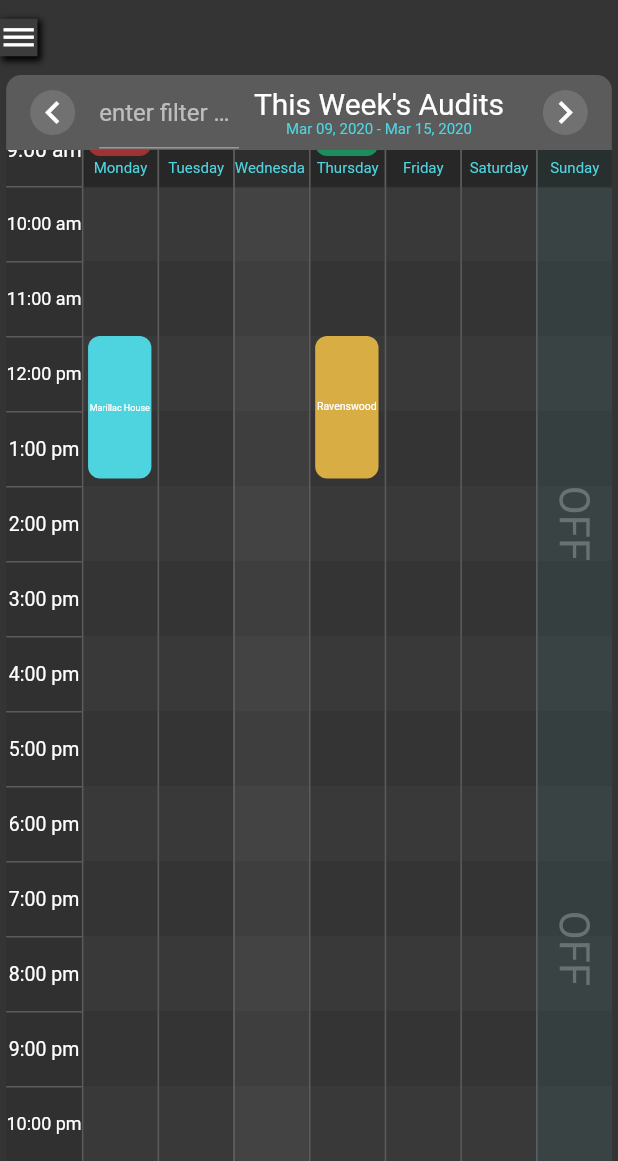
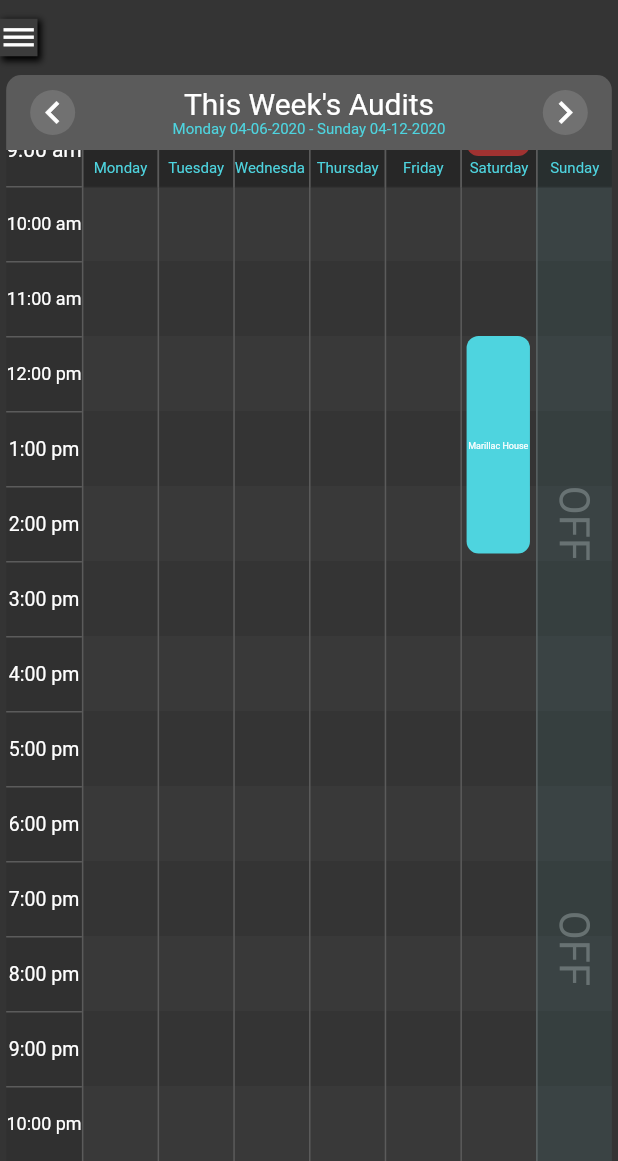
Before and after one commit to wterrill/gcfdLayout, a Flutter app: the SchedulingPage screen opened by its route, scrolled down 226 dp, after a tap on the "keyboard arrow left" icon, on a phone screen of 412 x 824 dp, the part 75-1236 px from its top. Run offline on Flutter 3.47's test engine with Material 2 defaults, Android fonts, the phone set to English and light mode, and no system bars; drawn by our look-alikes of auto_size_text; our stand-ins replace rxdart; Roboto replaces fonts that are missing (Georgia).

Commit message:
Got raw data to Events working and dates can be changes.  Had to take out the search function...not sure if I'll put it back in

```diff
--- /dev/null
+++ b/lib/Definitions/siteColorLookup.dart
@@ -0,0 +1,28 @@
+import 'package:flutter/material.dart';
+import 'colorDefs.dart';
+
+Color siteColorLookup(String site) {
+  Color endColor;
+  switch (site) {
+    case ("Audit 1"):
+      endColor = ColorDefs.colorAudit1;
+      break;
+
+    case ("Audit 2"):
+      endColor = ColorDefs.colorAudit2;
+      break;
+
+    case ("Audit 3"):
+      endColor = ColorDefs.colorAudit3;
+      break;
+
+    case ("Audit 4"):
+      endColor = ColorDefs.colorAudit4;
+      break;
+
+    case ("Audit 5"):
+      endColor = ColorDefs.colorAudit5;
+      break;
+  }
+  return endColor;
+}
--- a/lib/Providers/CalendarData.dart
+++ b/lib/Providers/CalendarData.dart
@@ -1,6 +1,7 @@
 import 'package:flutter/material.dart';
 import 'package:gcfdlayout2/definitions/Event.dart';
-import 'package:gcfdlayout2/definitions/colorDefs.dart';
+// import 'package:gcfdlayout2/definitions/colorDefs.dart';
+import 'package:gcfdlayout2/definitions/siteColorLookup.dart';
 import 'package:gcfdlayout2/utilities/HourStringInt.dart';
 import 'package:intl/intl.dart';
 
@@ -45,6 +46,7 @@ List<List<Map<String, String>>> masterDayEvents = [
 ];
 
 class CalendarData with ChangeNotifier {
+  int todayOverlaySpot;
   List<String> days = [];
   List<String> hours = [];
   List<List<Event>> dayEvents = [];
@@ -79,9 +81,13 @@ class CalendarData with ChangeNotifier {
       "10:00 pm",
     ];
 
+    days = generateInitialWeek();
+    print("days:$days");
+
     dayEvents = updateAppointments();
+    print("dayEvents:$dayEvents");
 
-    days = generateInitialWeek();
+    updateTodayOverlay();
 
     initialized = true;
     print(dayEvents);
@@ -134,7 +140,9 @@ class CalendarData with ChangeNotifier {
     List<String> newDaysArray = createWeekFromDate(differentMonday);
     print(newDaysArray);
     days = newDaysArray;
-    updateAppointments();
+    dayEvents = updateAppointments();
+    print('changeWeek dayEvents:$dayEvents');
+    updateTodayOverlay();
     notifyListeners();
   }
 
@@ -148,63 +156,119 @@ class CalendarData with ChangeNotifier {
     return result;
   }
 
+  void updateTodayOverlay() {
+    // This places the white rectangle on the correct day column
+    todayOverlaySpot = -1;
+    String todayFormatted =
+        DateFormat('EEEE MM-dd-yyyy').format(DateTime.now());
+    print('todayFormatted: $todayFormatted');
+    for (var i = 0; i < days.length; i++) {
+      if (days[i] == todayFormatted) todayOverlaySpot = i + 1;
+    }
+    print('todayOverlaySpot: $todayOverlaySpot');
+  }
+
   List<List<Event>> updateAppointments() {
-    var beer = [
-      [
-        Event(
-            earliestTime: TimeOfDay(
-                hour: HourStringInt(hours[0]).hour,
-                minute: HourStringInt(hours[0]).minute),
-            startTime: DateTime.parse('2020-04-11 08:00:00.000'),
-            duration: Duration(hours: 1, minutes: 30),
-            message: "Manna",
-            siteName: "Manna",
-            color: ColorDefs.colorAudit1,
-            auditType: "Audit 1",
-            rowHeight: rowHeight),
-        Event(
-            earliestTime: TimeOfDay(
-                hour: HourStringInt(hours[0]).hour,
-                minute: HourStringInt(hours[0]).minute),
-            startTime: DateTime.parse('2020-04-11 12:00:00.000'),
-            duration: Duration(hours: 1, minutes: 45),
-            message: "Marillac House",
-            siteName: "Marillac House",
-            color: ColorDefs.colorAudit2,
-            auditType: "Audit 2",
-            rowHeight: rowHeight)
-      ],
-     <Event>[],
-      <Event>[],
-      [
-        Event(
-            earliestTime: TimeOfDay(
-                hour: HourStringInt(hours[0]).hour,
-                minute: HourStringInt(hours[0]).minute),
-            startTime: DateTime.parse('2020-04-14 08:00:00.000'),
-            duration: Duration(hours: 1, minutes: 30),
-            message: "Irving Park",
-            siteName: "Irving Park",
-            color: ColorDefs.colorAudit3,
-            auditType: "Audit 3",
-            rowHeight: rowHeight),
-        Event(
-            earliestTime: TimeOfDay(
-                hour: HourStringInt(hours[0]).hour,
-                minute: HourStringInt(hours[0]).minute),
-            startTime: DateTime.parse('2020-04-14 12:00:00.000'),
-            duration: Duration(hours: 1, minutes: 45),
-            message: "Ravenswood",
-            siteName: "Ravenswood",
-            auditType: "Audit 4",
-            color: ColorDefs.colorAudit4,
-            rowHeight: rowHeight)
-      ],
-      <Event>[],
-      <Event>[],
-      <Event>[],
-    ];
+    List<List<Event>> thisWeeksEvents = [];
 
-    return beer;
+    for (String dayDate in days) {
+      print('dayDate:$dayDate');
+
+      String day = dayDate.split(" ")[1];
+      print('day:$day');
+
+      List<Map<String, String>> daysRawMatch = masterDayEvents
+          .firstWhere((element) => element[0]['date'] == day, orElse: () => []);
+      print('daysRawMatch:$daysRawMatch');
+
+      List<Event> daysEventMatch = convertRawToEvents(daysRawMatch);
+      print('daysEventMatch:$daysEventMatch');
+
+      if (daysEventMatch.isNotEmpty)
+        thisWeeksEvents.add(daysEventMatch);
+      else
+        thisWeeksEvents.add([]);
+    }
+    return thisWeeksEvents;
+  }
+
+  // var beer = [
+  //   [
+  //     Event(
+  //         earliestTime: TimeOfDay(
+  //             hour: HourStringInt(hours[0]).hour,
+  //             minute: HourStringInt(hours[0]).minute),
+  //         startTime: DateTime.parse('2020-04-11 08:00:00.000'),
+  //         duration: Duration(hours: 1, minutes: 30),
+  //         message: "Manna",
+  //         siteName: "Manna",
+  //         color: ColorDefs.colorAudit1,
+  //         auditType: "Audit 1",
+  //         rowHeight: rowHeight),
+  //     Event(
+  //         earliestTime: TimeOfDay(
+  //             hour: HourStringInt(hours[0]).hour,
+  //             minute: HourStringInt(hours[0]).minute),
+  //         startTime: DateTime.parse('2020-04-11 12:00:00.000'),
+  //         duration: Duration(hours: 1, minutes: 45),
+  //         message: "Marillac House",
+  //         siteName: "Marillac House",
+  //         color: ColorDefs.colorAudit2,
+  //         auditType: "Audit 2",
+  //         rowHeight: rowHeight)
+  //   ],
+  //   <Event>[],
+  //   <Event>[],
+  //   [
+  //     Event(
+  //         earliestTime: TimeOfDay(
+  //             hour: HourStringInt(hours[0]).hour,
+  //             minute: HourStringInt(hours[0]).minute),
+  //         startTime: DateTime.parse('2020-04-14 08:00:00.000'),
+  //         duration: Duration(hours: 1, minutes: 30),
+  //         message: "Irving Park",
+  //         siteName: "Irving Park",
+  //         color: ColorDefs.colorAudit3,
+  //         auditType: "Audit 3",
+  //         rowHeight: rowHeight),
+  //     Event(
+  //         earliestTime: TimeOfDay(
+  //             hour: HourStringInt(hours[0]).hour,
+  //             minute: HourStringInt(hours[0]).minute),
+  //         startTime: DateTime.parse('2020-04-14 12:00:00.000'),
+  //         duration: Duration(hours: 1, minutes: 45),
+  //         message: "Ravenswood",
+  //         siteName: "Ravenswood",
+  //         auditType: "Audit 4",
+  //         color: ColorDefs.colorAudit4,
+  //         rowHeight: rowHeight)
+  //   ],
+  //   <Event>[],
+  //   <Event>[],
+  //   <Event>[],
+  // ];
+
+  List<Event> convertRawToEvents(List<Map<String, String>> daysRawMatch) {
+    List<Event> daysEvents = [];
+    for (Map<String, String> appointment in daysRawMatch) {
+      print('appointment:$appointment');
+      Event event = Event(
+        earliestTime: TimeOfDay(
+            hour: HourStringInt(hours[0]).hour,
+            minute: HourStringInt(hours[0]).minute),
+        startTime: DateTime.parse(appointment['startTime']),
+        duration: DateTime.parse(appointment['endTime'])
+            .difference(DateTime.parse(appointment['startTime'])),
+        message: appointment['message'],
+        siteName: appointment['siteName'],
+        auditType: appointment['auditType'],
+        color: siteColorLookup(appointment['auditType']),
+        rowHeight: rowHeight,
+      );
+      print('event:$event');
+      daysEvents.add(event);
+    }
+    print('daysEvents:$daysEvents');
+    return daysEvents;
   }
 }
--- a/lib/buildTime/flutterDate.dart
+++ b/lib/buildTime/flutterDate.dart
@@ -1 +1 @@
-const String buildDate  = "Tue Apr 14 11:31:45 CDT 2020";
+const String buildDate  = "Wed Apr 15 01:46:11 CDT 2020";
--- a/lib/main.dart
+++ b/lib/main.dart
@@ -9,6 +9,7 @@ import 'package:gcfdlayout2/providers/LayoutData.dart';
 // import 'package:flutter/scheduler.dart' show timeDilation;
 
 void main() {
+  WidgetsFlutterBinding.ensureInitialized();
   runApp(
     MultiProvider(
       providers: [
--- a/lib/pages/SchedulingPage/CalendarHeader.dart
+++ b/lib/pages/SchedulingPage/CalendarHeader.dart
@@ -17,6 +17,7 @@ class CalendarHeader extends StatefulWidget {
 class _CalendarHeaderState extends State<CalendarHeader> {
   @override
   Widget build(BuildContext context) {
+    var days = Provider.of<CalendarData>(context).days;
     return Container(
       decoration: BoxDecoration(
           color: ColorDefs.colorCalendarHeader,
@@ -48,15 +49,15 @@ class _CalendarHeaderState extends State<CalendarHeader> {
               ),
             ),
           ),
-          Expanded(
-            flex: 1,
-            child: TextField(
-              decoration: InputDecoration(
-                hintText: 'enter filter query - type "ora" for example',
-              ),
-              onChanged: widget.controller.add,
-            ),
-          ),
+          // Expanded(
+          //   flex: 1,
+          //   child: TextField(
+          //     decoration: InputDecoration(
+          //       hintText: 'enter filter query - type "ora" for example',
+          //     ),
+          //     onChanged: widget.controller.add,
+          //   ),
+          // ),
           Expanded(
             flex: 2,
             child: Column(
@@ -69,7 +70,7 @@ class _CalendarHeaderState extends State<CalendarHeader> {
                   minFontSize: 10,
                   style: ColorDefs.textBodyWhite20,
                 ),
-                Text("Mar 09, 2020 - Mar 15, 2020",
+                Text("${days[0]} - ${days[days.length - 1]}",
                     style: ColorDefs.textDayHeadings),
               ],
             ),
--- a/lib/pages/SchedulingPage/SchedulingPage.dart
+++ b/lib/pages/SchedulingPage/SchedulingPage.dart
@@ -13,15 +13,18 @@ import 'package:auto_size_text/auto_size_text.dart';
 import 'package:gcfdlayout2/providers/CalendarData.dart';
 import 'package:gcfdlayout2/providers/LayoutData.dart';
 import 'package:rxdart/rxdart.dart';
+import 'dart:developer';
 
 class SchedulingPage extends StatelessWidget {
   // final controller = StreamController<String>();
 
   final controller = BehaviorSubject<String>();
+  // final controller2 = BehaviorSubject<List<List<Event>>();
 
   @override
   Widget build(BuildContext context) {
     var mediaWidth = Provider.of<LayoutData>(context).mediaArea.width;
+    List<List<Event>> dayEvents = Provider.of<CalendarData>(context).dayEvents;
     // var mediaHeight = Provider.of<LayoutData>(context).mediaArea.height;
     return Scaffold(
       body: Stack(
@@ -140,10 +143,18 @@ class _filterGridWidgetState extends State<filterGridWidget> {
     var timeAutoGroup = AutoSizeGroup();
     List<String> hours = Provider.of<CalendarData>(context).hours;
     List<List<Event>> dayEvents = Provider.of<CalendarData>(context).dayEvents;
+    // widget.controller.add(dayEvents);
+    print("@@@@@@@@@@@@@@@@@@@@@@@@@@@@@@@@@@@@@@@@@@@@@");
+    print(dayEvents);
+    print("@@@@@@@@@@@@@@@@@@@@@@@@@@@@@@@@@@@@@@@@@@@@@");
+
     return StreamBuilder<List<List<Event>>>(
         stream: widget.controller.stream.map(_filter),
-        initialData: dayEvents,
+//        initialData: Provider.of<CalendarData>(context).dayEvents,
         builder: (context, snapshot) {
+          print("&&&&&&&&&&&&&&&&&&&&&&&&&&&&&&&&&&&");
+          print(snapshot);
+          print("&&&&&&&&&&&&&&&&&&&&&&&&&&&&&&&&&&&");
           return Row(
             children: List.generate(8, (col) {
               if (col == 0) {
@@ -173,8 +184,9 @@ class _filterGridWidgetState extends State<filterGridWidget> {
                   ),
                 );
               }
-
-              var events = snapshot.data[col - 1].map(
+              var beer = Provider.of<CalendarData>(context).dayEvents;
+//              var events = snapshot.data[col - 1].map(
+              var events = beer[col - 1].map(
                 (Event e) => Positioned(
                   top: e.yTop,
                   height: e.yHeight,
@@ -263,7 +275,9 @@ class _filterGridWidgetState extends State<filterGridWidget> {
                     ),
                     // add day's events
                     (col == 7) ? offOverlay : Container(),
-                    (col == 3) ? todayOverlay : Container(),
+                    (col == Provider.of<CalendarData>(context).todayOverlaySpot)
+                        ? todayOverlay
+                        : Container(),
                     ...events,
 
                     // ...todayOverlay
--- a/lib/pages/SchedulingPage/TopDrawer.dart
+++ b/lib/pages/SchedulingPage/TopDrawer.dart
@@ -6,48 +6,6 @@ class TopDrawer extends StatefulWidget {
 
   @override
   _TopDrawerState createState() => _TopDrawerState();
-}
-
-class TopDrawerMenu {
-  final String text;
-  final double height;
-  final bool haveIcon;
-  final Color color;
-  final TextStyle style;
-  final IconData icon;
-  TopDrawerMenu(
-      {@required this.text,
-      @required this.haveIcon,
-      @required this.color,
-      this.icon,
-      @required this.height,
-      @required this.style});
-
-  Widget makeDrawer() {
-    Widget finalWidget;
-    if (haveIcon) {
-      finalWidget = Container(
-          height: height,
-          width: double.infinity,
-          color: color,
-          child: Center(child: Text(text, style: style)));
-    } else {
-      finalWidget = Container(
-        height: height,
-        width: double.infinity,
-        color: color,
-        child: Row(
-          mainAxisAlignment: MainAxisAlignment.spaceAround,
-          children: <Widget>[
-            Icon(icon, color: ColorDefs.colorAudit2),
-            Center(child: Text(text, style: style)),
-            // Icon(Icons.sync, color: ColorDefs.colorTopDrawerBackground),
-          ],
-        ),
-      );
-    }
-    return finalWidget;
-  }
 }
 
 class _TopDrawerState extends State<TopDrawer>
@@ -78,58 +36,6 @@ class _TopDrawerState extends State<TopDrawer>
 
   @override
   Widget build(BuildContext context) {
-    List<Widget> topDrawerMenu() {
-      List<Map<String, dynamic>> defineMenu = [
-        <String, dynamic>{'text': "", 'height': 40.0, 'haveIcon': false},
-        <String, dynamic>{
-          'text': "Schedule Audit",
-          'height': 40.0,
-          'haveIcon': false,
-          'style': ColorDefs.textDayHeadings,
-        },
-        <String, dynamic>{
-          'text': "Forms",
-          'height': 40.0,
-          'haveIcon': false,
-          'style': ColorDefs.textDayHeadings
-        },
-        <String, dynamic>{
-          'text': "Contacts",
-          'height': 40.0,
-          'haveIcon': false,
-          'style': ColorDefs.textDayHeadings
-        },
-        <String, dynamic>{
-          'text': "View",
-          'height': 40.0,
-          'haveIcon': false,
-          'style': ColorDefs.textDayHeadings
-        },
-        <String, dynamic>{
-          'text': "Sync",
-          'height': 40.0,
-          'haveIcon': true,
-          'style': ColorDefs.textDayHeadings,
-          'icon': Icons.sync
-        },
-      ];
-      List<Widget> finalList = [];
-      for (int i = 0; i < defineMenu.length; i++) {
-        print(i.isOdd);
-        finalList.add(TopDrawerMenu(
-                text: defineMenu[i]['text'] as String,
-                height: defineMenu[i]['height'] as double,
-                haveIcon: defineMenu[i]['haveIcon'] as bool,
-                style: defineMenu[i]['style'] as TextStyle,
-                color: i.isOdd
-                    ? ColorDefs.colorTopDrawerAlternating
-                    : ColorDefs.colorTopDrawerBackground,
-                icon: defineMenu[i]['icon'] as IconData)
-            .makeDrawer());
-      }
-      return finalList;
-    }
-
     return Stack(
       children: [
         Positioned(
@@ -139,10 +45,56 @@ class _TopDrawerState extends State<TopDrawer>
             offset: Offset((animation.value * (175 / 150)), 0.0),
             child: Container(
                 // top drawer container
-                height: 325.0,
+                height: 325,
                 width: 175,
                 color: ColorDefs.colorTopDrawerBackground,
-                child: Column(children: [...topDrawerMenu()])),
+                child: Column(children: [
+                  Container(
+                      height: 40,
+                      width: double.infinity,
+                      color: ColorDefs.colorTopDrawerBackground),
+                  Container(
+                      height: 35.4,
+                      width: double.infinity,
+                      color: ColorDefs.colorTopDrawerAlternating,
+                      child: Center(
+                          child: Text("Schedule Audit",
+                              style: ColorDefs.textDayHeadings))),
+                  Container(
+                      height: 35.4,
+                      width: double.infinity,
+                      child: Center(
+                          child:
+                              Text("Forms", style: ColorDefs.textDayHeadings))),
+                  Container(
+                      height: 35.4,
+                      width: double.infinity,
+                      color: ColorDefs.colorTopDrawerAlternating,
+                      child: Center(
+                          child: Text("Contacts",
+                              style: ColorDefs.textDayHeadings))),
+                  Container(
+                      height: 35.4,
+                      width: double.infinity,
+                      child: Center(
+                          child:
+                              Text("View", style: ColorDefs.textDayHeadings))),
+                  Container(
+                      height: 35.4,
+                      width: double.infinity,
+                      color: ColorDefs.colorTopDrawerAlternating,
+                      child: Row(
+                        mainAxisAlignment: MainAxisAlignment.spaceAround,
+                        children: <Widget>[
+                          Icon(Icons.sync, color: ColorDefs.colorAudit2),
+                          Center(
+                              child: Text("Sync",
+                                  style: ColorDefs.textDayHeadings)),
+                          Icon(Icons.sync,
+                              color: ColorDefs.colorTopDrawerBackground),
+                        ],
+                      )),
+                ])),
           ),
         ),
         Positioned(
--- /dev/null
+++ b/notes.txt
@@ -0,0 +1,2 @@
+flutter clean
+flutter pub cache repair
```
Also changed, not shown: 1 other file.
